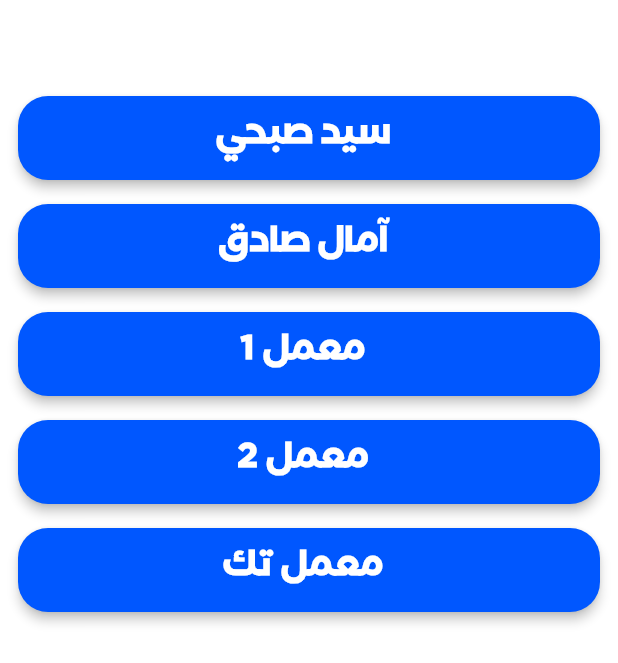
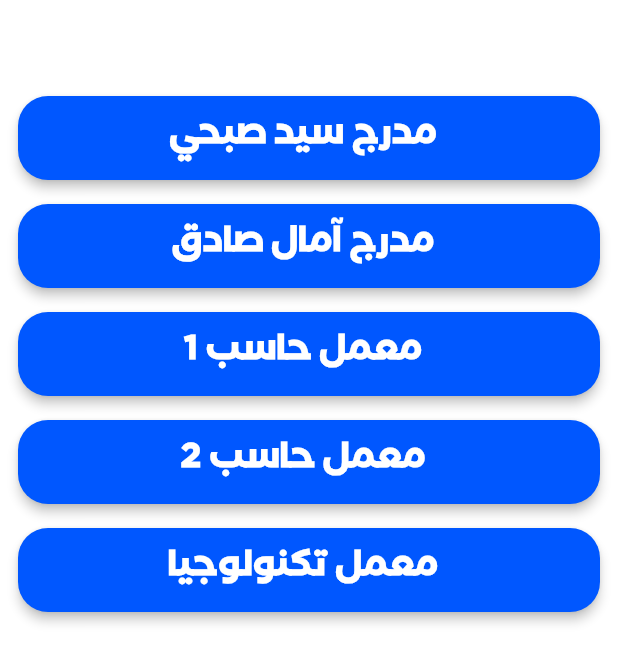
Before and after one commit to MohsenAhmed2632002/edutrack, a Flutter app: the NameHalls screen opened directly, on a phone screen of 412 x 824 dp. Shown: the top 663 px of the screen. Run offline on Flutter 3.47's test engine with Material 3 defaults, Android fonts, the phone set to English and light mode, and no system bars; our stand-ins replace animate_do, bloc, cloud_firestore, device_preview, dropdown_search, equatable and 9 more; missing offline and left inert: syncfusion_flutter_pdfviewer, tap_to_expand; accounts and stored records are empty.

Commit message:
Annas ios Push

```diff
--- a/lib/More/howtoget.dart
+++ b/lib/More/howtoget.dart
@@ -134,30 +134,30 @@ class CenterImage extends StatelessWidget {
 class NameHalls extends StatelessWidget {
   NameHalls({super.key});
   final halls = {
-    'سيد صبحي': [
+    'مدرج سيد صبحي': [
       AppImages.photo_gam,
       AppImages.sobhy,
       AppImages.sobhy3,
     ],
-    'آمال صادق': [
+    'مدرج آمال صادق': [
       AppImages.photo_gam,
       AppImages.photo_gam,
       AppImages.sobhy,
       AppImages.amaldoor,
     ],
-    'معمل 1': [
+    'معمل حاسب 1': [
       AppImages.tech11,
       AppImages.tech12,
       AppImages.tech13,
     ],
-    'معمل 2': [
+    'معمل حاسب 2': [
       AppImages.photo_gam,
       AppImages.sobhy,
       AppImages.tech21,
       AppImages.tech22,
       AppImages.tech23,
     ],
-    'معمل تك': [
+    'معمل تكنولوجيا': [
       AppImages.photo_gam,
       AppImages.sobhy,
       AppImages.tech21,
```
Also changed, not shown: firebase.json (added), lib/firebase_options.dart, 1 other file.
